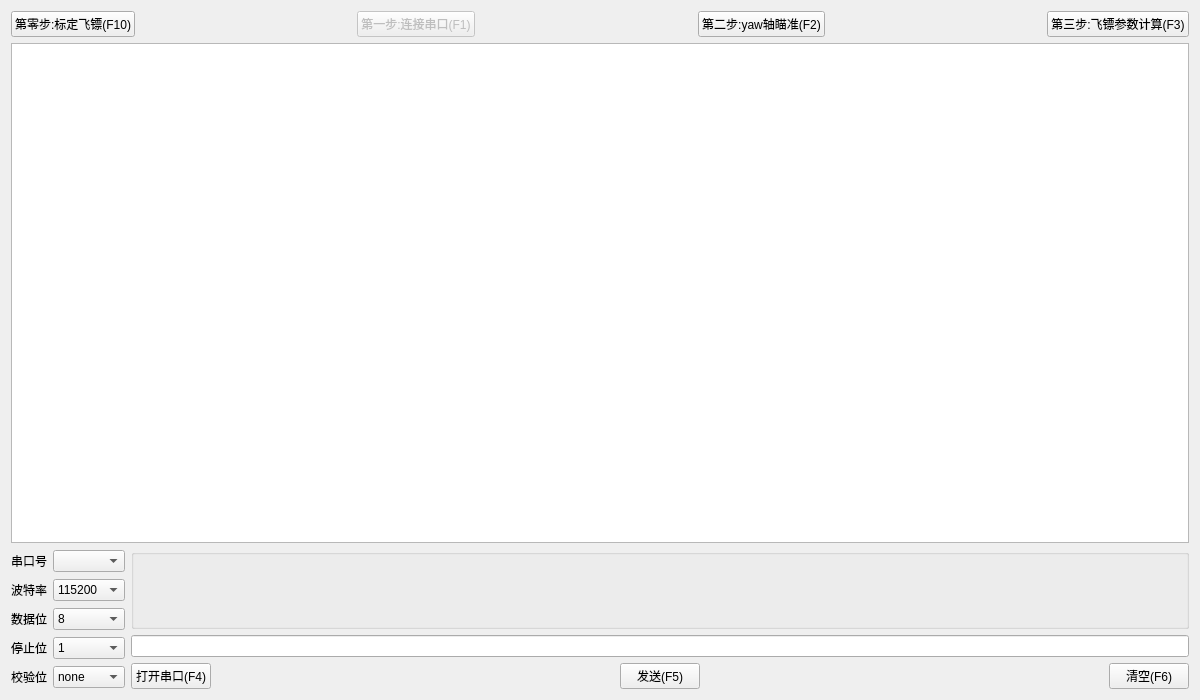
This is 1serialConnect/widget.ui in KangweiYang/dartRack_upper as Qt 5 draws it before an edit. The edited form follows.
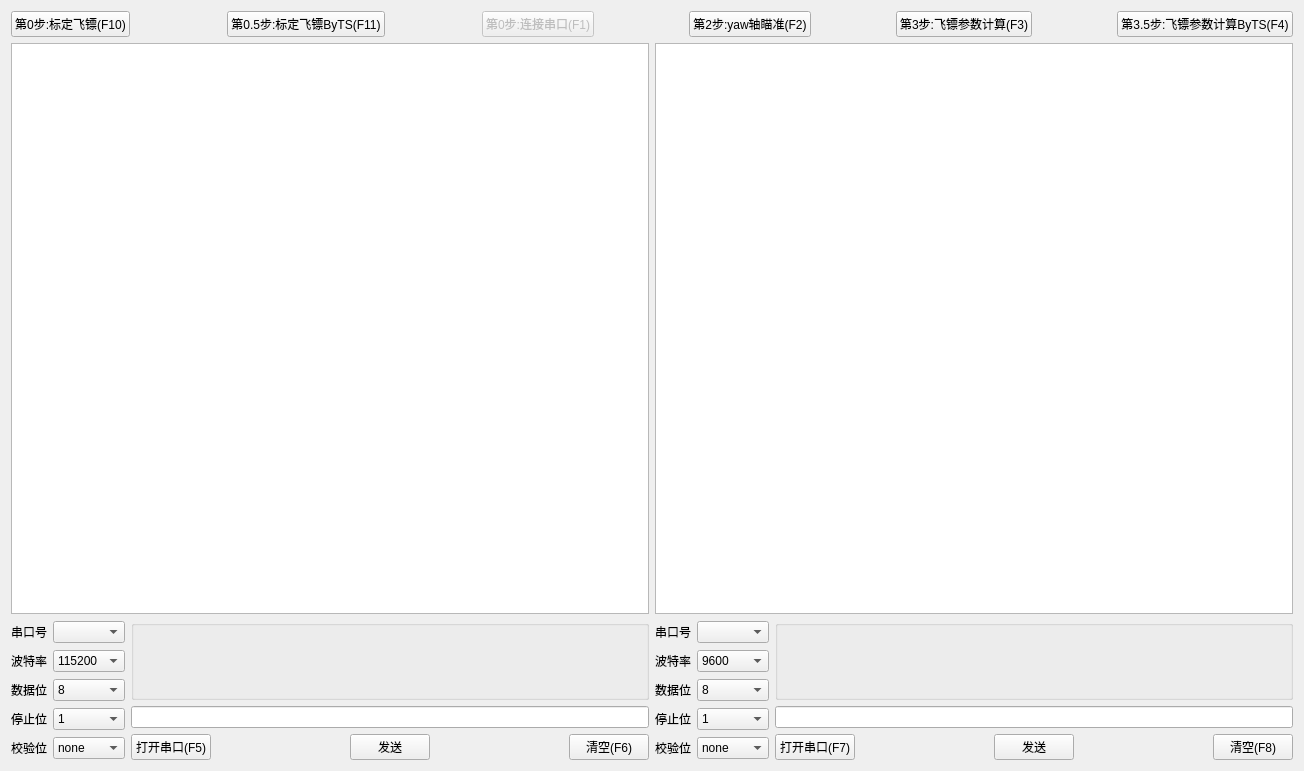
This is the edited form. Icons and pictures are not drawn. Custom widgets are drawn as their Qt base class.

Commit message: TS Uart is ok.

Patch:
```diff
--- a/1serialConnect/widget.ui
+++ b/1serialConnect/widget.ui
@@ -6,15 +6,15 @@
    <rect>
     <x>0</x>
     <y>0</y>
-    <width>1200</width>
-    <height>700</height>
+    <width>1304</width>
+    <height>771</height>
    </rect>
   </property>
   <property name="windowTitle">
    <string>川镖上位机</string>
   </property>
-  <layout class="QGridLayout" name="gridLayout_2">
-   <item row="0" column="0" colspan="2">
+  <layout class="QGridLayout" name="gridLayout_3">
+   <item row="0" column="0" colspan="4">
     <layout class="QHBoxLayout" name="horizontalLayout_2">
      <item>
       <widget class="QPushButton" name="testDartPushButton">
@@ -22,7 +22,33 @@
         <bool>true</bool>
        </property>
        <property name="text">
-        <string>第零步:标定飞镖(F10)</string>
+        <string>第0步:标定飞镖(F10)</string>
+       </property>
+       <property name="shortcut">
+        <string>F10</string>
+       </property>
+      </widget>
+     </item>
+     <item>
+      <spacer name="horizontalSpacer_8">
+       <property name="orientation">
+        <enum>Qt::Orientation::Horizontal</enum>
+       </property>
+       <property name="sizeHint" stdset="0">
+        <size>
+         <width>180</width>
+         <height>20</height>
+        </size>
+       </property>
+      </spacer>
+     </item>
+     <item>
+      <widget class="QPushButton" name="testDartByTSPushButton">
+       <property name="enabled">
+        <bool>true</bool>
+       </property>
+       <property name="text">
+        <string>第0.5步:标定飞镖ByTS(F11)</string>
        </property>
        <property name="shortcut">
         <string>F10</string>
@@ -32,7 +58,7 @@
      <item>
       <spacer name="horizontalSpacer_6">
        <property name="orientation">
-        <enum>Qt::Horizontal</enum>
+        <enum>Qt::Orientation::Horizontal</enum>
        </property>
        <property name="sizeHint" stdset="0">
         <size>
@@ -48,7 +74,7 @@
         <bool>false</bool>
        </property>
        <property name="text">
-        <string>第一步:连接串口(F1)</string>
+        <string>第0步:连接串口(F1)</string>
        </property>
        <property name="shortcut">
         <string>F1</string>
@@ -58,7 +84,7 @@
      <item>
       <spacer name="horizontalSpacer_4">
        <property name="orientation">
-        <enum>Qt::Horizontal</enum>
+        <enum>Qt::Orientation::Horizontal</enum>
        </property>
        <property name="sizeHint" stdset="0">
         <size>
@@ -68,10 +94,23 @@
        </property>
       </spacer>
      </item>
+     <item>
+      <spacer name="horizontalSpacer_10">
+       <property name="orientation">
+        <enum>Qt::Orientation::Horizontal</enum>
+       </property>
+       <property name="sizeHint" stdset="0">
+        <size>
+         <width>168</width>
+         <height>25</height>
+        </size>
+       </property>
+      </spacer>
+     </item>
      <item>
       <widget class="QPushButton" name="yawAimingPushButton">
        <property name="text">
-        <string>第二步:yaw轴瞄准(F2)</string>
+        <string>第2步:yaw轴瞄准(F2)</string>
        </property>
        <property name="shortcut">
         <string>F2</string>
@@ -79,9 +118,9 @@
       </widget>
      </item>
      <item>
-      <spacer name="horizontalSpacer_5">
+      <spacer name="horizontalSpacer_9">
        <property name="orientation">
-        <enum>Qt::Horizontal</enum>
+        <enum>Qt::Orientation::Horizontal</enum>
        </property>
        <property name="sizeHint" stdset="0">
         <size>
@@ -97,19 +136,45 @@
         <bool>true</bool>
        </property>
        <property name="text">
-        <string>第三步:飞镖参数计算(F3)</string>
+        <string>第3步:飞镖参数计算(F3)</string>
        </property>
        <property name="shortcut">
         <string>F3</string>
        </property>
       </widget>
      </item>
+     <item>
+      <spacer name="horizontalSpacer_5">
+       <property name="orientation">
+        <enum>Qt::Orientation::Horizontal</enum>
+       </property>
+       <property name="sizeHint" stdset="0">
+        <size>
+         <width>168</width>
+         <height>25</height>
+        </size>
+       </property>
+      </spacer>
+     </item>
+     <item>
+      <widget class="QPushButton" name="dartsParasComputingByTSPushButton">
+       <property name="enabled">
+        <bool>true</bool>
+       </property>
+       <property name="text">
+        <string>第3.5步:飞镖参数计算ByTS(F4)</string>
+       </property>
+       <property name="shortcut">
+        <string>F4</string>
+       </property>
+      </widget>
+     </item>
     </layout>
    </item>
    <item row="1" column="0" colspan="2">
     <widget class="QPlainTextEdit" name="receivePlainTextEdit">
      <property name="lineWrapMode">
-      <enum>QPlainTextEdit::WidgetWidth</enum>
+      <enum>QPlainTextEdit::LineWrapMode::WidgetWidth</enum>
      </property>
      <property name="readOnly">
       <bool>true</bool>
@@ -119,6 +184,9 @@
      </property>
     </widget>
    </item>
+   <item row="1" column="2" colspan="2">
+    <widget class="QPlainTextEdit" name="receivePlainTextEdit_2"/>
+   </item>
    <item row="2" column="0">
     <layout class="QGridLayout" name="gridLayout">
      <item row="0" column="0">
@@ -145,23 +213,23 @@
      <item row="1" column="1">
       <widget class="QComboBox" name="baudRateSelectComboBox">
        <property name="currentIndex">
-        <number>2</number>
+        <number>0</number>
        </property>
-       <item>
-        <property name="text">
-         <string>4800</string>
-        </property>
-       </item>
-       <item>
-        <property name="text">
-         <string>9600</string>
-        </property>
-       </item>
        <item>
         <property name="text">
          <string>115200</string>
         </property>
        </item>
+       <item>
+        <property name="text">
+         <string>9600</string>
+        </property>
+       </item>
+       <item>
+        <property name="text">
+         <string>4800</string>
+        </property>
+       </item>
       </widget>
      </item>
      <item row="2" column="0">
@@ -287,10 +355,10 @@
        <item>
         <widget class="QPushButton" name="startUartPushButton">
          <property name="text">
-          <string>打开串口(F4)</string>
+          <string>打开串口(F5)</string>
          </property>
          <property name="shortcut">
-          <string>F4</string>
+          <string>F5</string>
          </property>
          <property name="checkable">
           <bool>true</bool>
@@ -300,7 +368,7 @@
        <item>
         <spacer name="horizontalSpacer">
          <property name="orientation">
-          <enum>Qt::Horizontal</enum>
+          <enum>Qt::Orientation::Horizontal</enum>
          </property>
          <property name="sizeHint" stdset="0">
           <size>
@@ -313,17 +381,14 @@
        <item>
         <widget class="QPushButton" name="sendUartPushButton">
          <property name="text">
-          <string>发送(F5)</string>
-         </property>
-         <property name="shortcut">
-          <string>F5</string>
+          <string>发送</string>
          </property>
         </widget>
        </item>
        <item>
         <spacer name="horizontalSpacer_3">
          <property name="orientation">
-          <enum>Qt::Horizontal</enum>
+          <enum>Qt::Orientation::Horizontal</enum>
          </property>
          <property name="sizeHint" stdset="0">
           <size>
@@ -347,6 +412,231 @@
      </item>
     </layout>
    </item>
+   <item row="2" column="2">
+    <layout class="QGridLayout" name="gridLayout_2">
+     <item row="0" column="0">
+      <widget class="QLabel" name="label_8">
+       <property name="text">
+        <string>串口号</string>
+       </property>
+      </widget>
+     </item>
+     <item row="0" column="1">
+      <widget class="MyComboxBox" name="comSelectComboBox_2">
+       <property name="currentIndex">
+        <number>-1</number>
+       </property>
+      </widget>
+     </item>
+     <item row="1" column="0">
+      <widget class="QLabel" name="label_9">
+       <property name="text">
+        <string>波特率</string>
+       </property>
+      </widget>
+     </item>
+     <item row="1" column="1">
+      <widget class="QComboBox" name="baudRateSelectComboBox_2">
+       <property name="currentIndex">
+        <number>0</number>
+       </property>
+       <item>
+        <property name="text">
+         <string>9600</string>
+        </property>
+       </item>
+       <item>
+        <property name="text">
+         <string>4800</string>
+        </property>
+       </item>
+       <item>
+        <property name="text">
+         <string>115200</string>
+        </property>
+       </item>
+      </widget>
+     </item>
+     <item row="2" column="0">
+      <widget class="QLabel" name="label_10">
+       <property name="text">
+        <string>数据位</string>
+       </property>
+      </widget>
+     </item>
+     <item row="2" column="1">
+      <widget class="QComboBox" name="dataBitsSelectComboBox_2">
+       <property name="currentIndex">
+        <number>3</number>
+       </property>
+       <item>
+        <property name="text">
+         <string>5</string>
+        </property>
+       </item>
+       <item>
+        <property name="text">
+         <string>6</string>
+        </property>
+       </item>
+       <item>
+        <property name="text">
+         <string>7</string>
+        </property>
+       </item>
+       <item>
+        <property name="text">
+         <string>8</string>
+        </property>
+       </item>
+      </widget>
+     </item>
+     <item row="3" column="0">
+      <widget class="QLabel" name="label_11">
+       <property name="text">
+        <string>停止位</string>
+       </property>
+      </widget>
+     </item>
+     <item row="3" column="1">
+      <widget class="QComboBox" name="stopBitsSelectComboBox_2">
+       <item>
+        <property name="text">
+         <string>1</string>
+        </property>
+       </item>
+       <item>
+        <property name="text">
+         <string>1.5</string>
+        </property>
+       </item>
+       <item>
+        <property name="text">
+         <string>2</string>
+        </property>
+       </item>
+      </widget>
+     </item>
+     <item row="4" column="0">
+      <widget class="QLabel" name="label_12">
+       <property name="text">
+        <string>校验位</string>
+       </property>
+      </widget>
+     </item>
+     <item row="4" column="1">
+      <widget class="QComboBox" name="checkBitsSelectComboBox_2">
+       <item>
+        <property name="text">
+         <string>none</string>
+        </property>
+       </item>
+      </widget>
+     </item>
+    </layout>
+   </item>
+   <item row="2" column="3">
+    <layout class="QVBoxLayout" name="verticalLayout_3">
+     <item>
+      <widget class="QGroupBox" name="groupBox_2">
+       <property name="minimumSize">
+        <size>
+         <width>240</width>
+         <height>80</height>
+        </size>
+       </property>
+       <property name="title">
+        <string/>
+       </property>
+       <widget class="QLabel" name="label_7">
+        <property name="geometry">
+         <rect>
+          <x>31</x>
+          <y>35</y>
+          <width>231</width>
+          <height>32</height>
+         </rect>
+        </property>
+        <property name="minimumSize">
+         <size>
+          <width>200</width>
+          <height>32</height>
+         </size>
+        </property>
+        <property name="styleSheet">
+         <string notr="true">border-image: url(:/byFelix.png);</string>
+        </property>
+        <property name="text">
+         <string/>
+        </property>
+       </widget>
+      </widget>
+     </item>
+     <item>
+      <widget class="QLineEdit" name="sendLineEdit_2"/>
+     </item>
+     <item>
+      <layout class="QHBoxLayout" name="horizontalLayout_7">
+       <item>
+        <widget class="QPushButton" name="startUartPushButton_2">
+         <property name="text">
+          <string>打开串口(F7)</string>
+         </property>
+         <property name="shortcut">
+          <string>F7</string>
+         </property>
+         <property name="checkable">
+          <bool>true</bool>
+         </property>
+        </widget>
+       </item>
+       <item>
+        <spacer name="horizontalSpacer_2">
+         <property name="orientation">
+          <enum>Qt::Orientation::Horizontal</enum>
+         </property>
+         <property name="sizeHint" stdset="0">
+          <size>
+           <width>40</width>
+           <height>20</height>
+          </size>
+         </property>
+        </spacer>
+       </item>
+       <item>
+        <widget class="QPushButton" name="sendUartPushButton_2">
+         <property name="text">
+          <string>发送</string>
+         </property>
+        </widget>
+       </item>
+       <item>
+        <spacer name="horizontalSpacer_7">
+         <property name="orientation">
+          <enum>Qt::Orientation::Horizontal</enum>
+         </property>
+         <property name="sizeHint" stdset="0">
+          <size>
+           <width>40</width>
+           <height>20</height>
+          </size>
+         </property>
+        </spacer>
+       </item>
+       <item>
+        <widget class="QPushButton" name="clearPushButton_2">
+         <property name="text">
+          <string>清空(F8)</string>
+         </property>
+         <property name="shortcut">
+          <string>F8</string>
+         </property>
+        </widget>
+       </item>
+      </layout>
+     </item>
+    </layout>
+   </item>
   </layout>
  </widget>
  <layoutdefault spacing="6" margin="11"/>
```
The commit also changes 21 other files.
